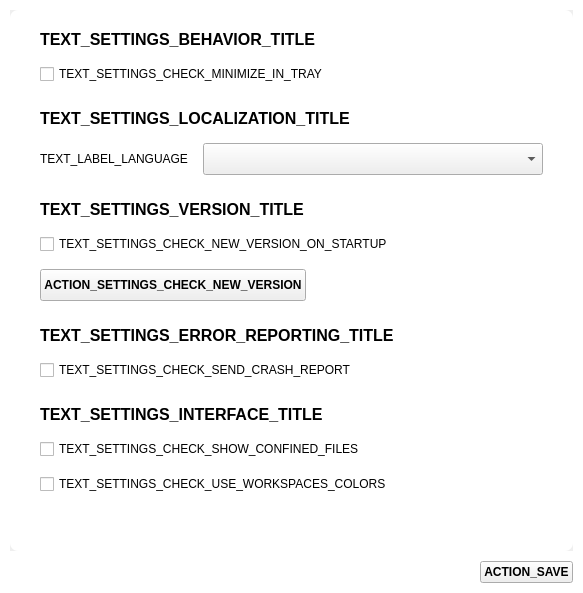
Old version of the form parsec/core/gui/forms/settings_widget.ui in the repository Scille/parsec-cloud.
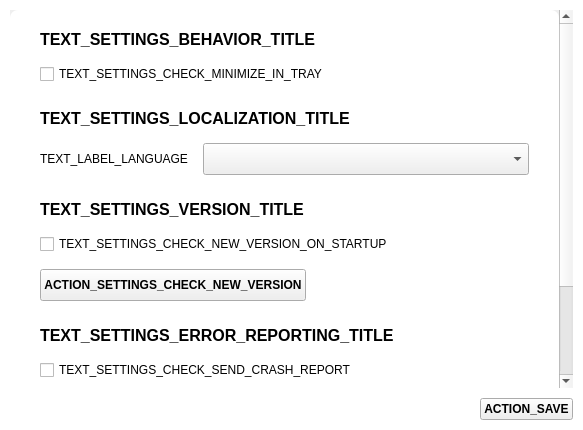
New version of the form. Custom widgets are drawn as their Qt base class.

What changed in the file:
```diff
--- a/parsec/core/gui/forms/settings_widget.ui
+++ b/parsec/core/gui/forms/settings_widget.ui
@@ -7,7 +7,7 @@
     <x>0</x>
     <y>0</y>
     <width>583</width>
-    <height>593</height>
+    <height>430</height>
    </rect>
   </property>
   <property name="minimumSize">
```
